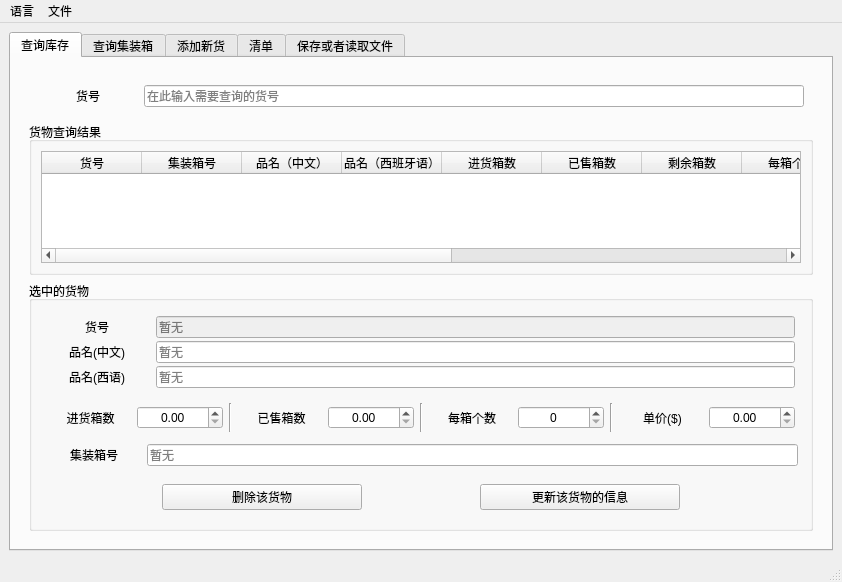
First picture: the form in CompanyStroageManagement/mainwindow.ui, repository linxinwNeo/CompanyStroageManagement, before the edit.
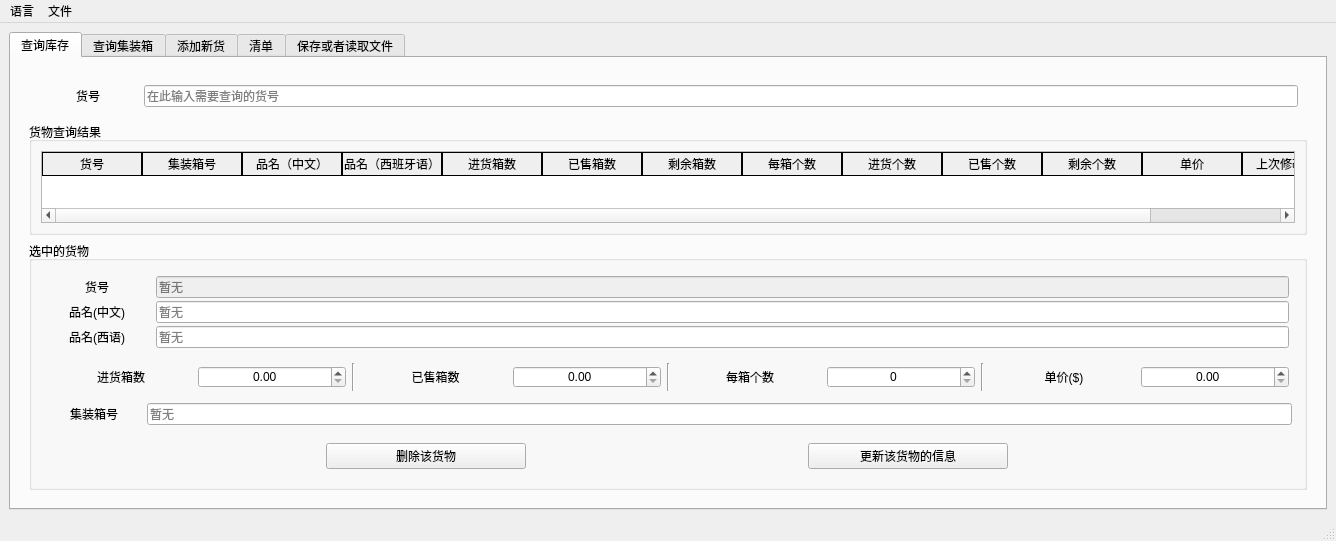
Second picture: the form after the edit. The open tabs and pages were chosen to show the change. Custom widgets are drawn as their Qt base class.

What changed in the file:
```diff
--- a/CompanyStroageManagement/mainwindow.ui
+++ b/CompanyStroageManagement/mainwindow.ui
@@ -6,13 +6,19 @@
    <rect>
     <x>0</x>
     <y>0</y>
-    <width>842</width>
-    <height>582</height>
+    <width>1336</width>
+    <height>443</height>
    </rect>
   </property>
   <property name="windowTitle">
    <string>MainWindow</string>
   </property>
+  <property name="styleSheet">
+   <string notr="true">QTableWidget::item { border: 1px solid black; }
+QTableWidget::item:selected { background-color: lightblue; }
+QHeaderView::section { border: 1px solid black; }
+QLineEdit[readOnly=&quot;true&quot;] {color: #808080; background-color: #F0F0F0;}</string>
+  </property>
   <property name="locale">
    <locale language="English" country="UnitedStates"/>
   </property>
@@ -331,9 +337,6 @@
                       <property name="focusPolicy">
                        <enum>Qt::NoFocus</enum>
                       </property>
-                      <property name="styleSheet">
-                       <string notr="true">QLineEdit[readOnly=&quot;true&quot;] {color: #808080; background-color: #F0F0F0;}</string>
-                      </property>
                       <property name="readOnly">
                        <bool>true</bool>
                       </property>
@@ -1328,7 +1331,7 @@
     <rect>
      <x>0</x>
      <y>0</y>
-     <width>842</width>
+     <width>1336</width>
      <height>17</height>
     </rect>
    </property>
```
Left out of the diff: 2 changed lines with no effect on the pictures.
